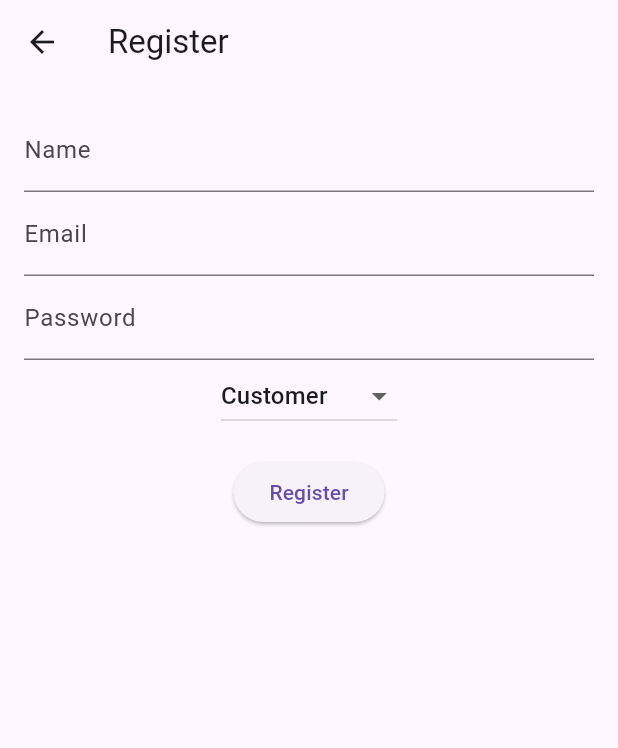
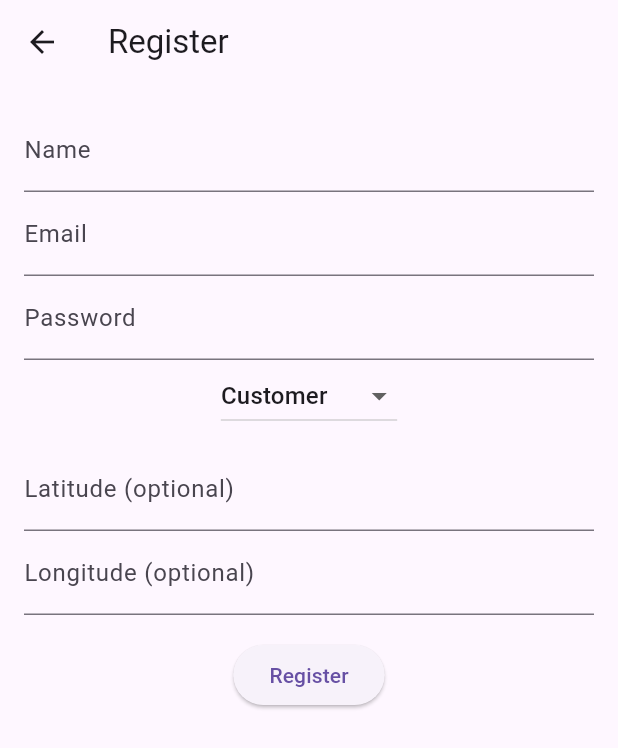
Before and after one commit to Archii1201/Refulex_flutter, a Flutter app: the screen it shows after launch, after a tap on "Login", after a tap on "Register", on a phone screen of 412 x 824 dp. Shown: the top 748 px of the screen. Run offline on Flutter 3.47's test engine with Material 3 defaults, Android fonts, the phone set to English and light mode, and no system bars; our stand-ins replace dio, flutter_dotenv, geolocator, google_maps_flutter, shared_preferences, socket_io_client; accounts and stored records are empty; network calls fail.

Commit message:
pump_owner feature added

```diff
--- a/frontend2/lib/main.dart
+++ b/frontend2/lib/main.dart
@@ -6,9 +6,13 @@ import 'providers/auth_provider.dart';
 import 'providers/pump_provider.dart';
 import 'providers/order_provider.dart';
 
+// customer screens
 import 'screens/auth/login_screen.dart';
 import 'screens/auth/register_screen.dart';
 import 'screens/home/home_screen.dart';
+
+// pump owner screens
+import 'screens/owner/owner_home_screen.dart';
 
 Future<void> main() async {
   WidgetsFlutterBinding.ensureInitialized();
@@ -82,7 +86,16 @@ class _AuthOrHomeState extends State<AuthOrHome> {
     }
 
     final auth = Provider.of<AuthProvider>(context);
-    // If authenticated → Home, else → Login
-    return auth.isAuthenticated ? HomeScreen() : LoginScreen();
+
+    if (!auth.isAuthenticated) {
+      return LoginScreen();
+    }
+
+    // ✅ role-based navigation
+    if (auth.user?.role == "pump_owner") {
+      return const OwnerHomeScreen();
+    } else {
+      return HomeScreen();
+    }
   }
 }
--- a/frontend2/lib/screens/auth/login_screen.dart
+++ b/frontend2/lib/screens/auth/login_screen.dart
@@ -1,6 +1,7 @@
 import 'package:flutter/material.dart';
 import 'package:provider/provider.dart';
 import '../../providers/auth_provider.dart';
+import '../owner/owner_home_screen.dart';
 import 'register_screen.dart';
 
 class LoginScreen extends StatefulWidget {
@@ -20,8 +21,15 @@ class _LoginScreenState extends State<LoginScreen> {
     setState(() => loading = false);
 
     if (res['success'] == true) {
-      // ✅ Go to HomeScreen
-      Navigator.of(context).pushReplacementNamed('/home');
+      final user = auth.user;
+
+      if (user?.role == "pump_owner") {
+        Navigator.of(context).pushReplacement(
+          MaterialPageRoute(builder: (_) => const OwnerHomeScreen()),
+        );
+      } else {
+        Navigator.of(context).pushReplacementNamed('/home');
+      }
     } else {
       ScaffoldMessenger.of(context).showSnackBar(
         SnackBar(content: Text(res['message'] ?? 'Login failed')),
@@ -37,8 +45,15 @@ class _LoginScreenState extends State<LoginScreen> {
         padding: const EdgeInsets.all(16.0),
         child: Column(
           children: [
-            TextField(controller: emailCtrl, decoration: const InputDecoration(labelText: 'Email')),
-            TextField(controller: passCtrl, decoration: const InputDecoration(labelText: 'Password'), obscureText: true),
+            TextField(
+              controller: emailCtrl,
+              decoration: const InputDecoration(labelText: 'Email'),
+            ),
+            TextField(
+              controller: passCtrl,
+              decoration: const InputDecoration(labelText: 'Password'),
+              obscureText: true,
+            ),
             const SizedBox(height: 20),
             ElevatedButton(
               onPressed: loading ? null : _login,
--- a/frontend2/lib/screens/auth/register_screen.dart
+++ b/frontend2/lib/screens/auth/register_screen.dart
@@ -1,5 +1,6 @@
 import 'package:flutter/material.dart';
 import 'package:provider/provider.dart';
+import 'package:geolocator/geolocator.dart';
 import '../../providers/auth_provider.dart';
 
 class RegisterScreen extends StatefulWidget {
@@ -11,18 +12,54 @@ class _RegisterScreenState extends State<RegisterScreen> {
   final nameCtrl = TextEditingController();
   final emailCtrl = TextEditingController();
   final passCtrl = TextEditingController();
+  final latCtrl = TextEditingController();
+  final lngCtrl = TextEditingController();
+
   String role = 'customer';
   bool loading = false;
 
-  void _register() async {
+  Future<void> _register() async {
     setState(() => loading = true);
+
+    try {
+      double lat, lng;
+
+      // If user typed location, use that
+      if (latCtrl.text.isNotEmpty && lngCtrl.text.isNotEmpty) {
+        lat = double.tryParse(latCtrl.text.trim()) ?? 0.0;
+        lng = double.tryParse(lngCtrl.text.trim()) ?? 0.0;
+      } else {
+        // Else, get current location
+        final pos = await Geolocator.getCurrentPosition(
+          desiredAccuracy: LocationAccuracy.high,
+        );
+        lat = pos.latitude;
+        lng = pos.longitude;
+      }
+
       final auth = Provider.of<AuthProvider>(context, listen: false);
-    final res = await auth.register(nameCtrl.text.trim(), emailCtrl.text.trim(), passCtrl.text.trim(), role);
+      final res = await auth.register(
+        nameCtrl.text.trim(),
+        emailCtrl.text.trim(),
+        passCtrl.text.trim(),
+        role,
+        lat,
+        lng,
+      );
+
       setState(() => loading = false);
       if (res['success'] == true) {
         Navigator.of(context).pop();
       } else {
-      ScaffoldMessenger.of(context).showSnackBar(SnackBar(content: Text(res['message'] ?? 'Register failed')));
+        ScaffoldMessenger.of(context).showSnackBar(
+          SnackBar(content: Text(res['message'] ?? 'Register failed')),
+        );
+      }
+    } catch (e) {
+      setState(() => loading = false);
+      ScaffoldMessenger.of(context).showSnackBar(
+        SnackBar(content: Text('Failed to get location: $e')),
+      );
     }
   }
 
@@ -32,17 +69,58 @@ class _RegisterScreenState extends State<RegisterScreen> {
       appBar: AppBar(title: const Text('Register')),
       body: Padding(
         padding: const EdgeInsets.all(16.0),
-        child: Column(children: [
-          TextField(controller: nameCtrl, decoration: const InputDecoration(labelText: 'Name')),
-          TextField(controller: emailCtrl, decoration: const InputDecoration(labelText: 'Email')),
-          TextField(controller: passCtrl, decoration: const InputDecoration(labelText: 'Password'), obscureText: true),
-          DropdownButton<String>(value: role, items: const [
+        child: SingleChildScrollView(
+          child: Column(
+            children: [
+              TextField(
+                controller: nameCtrl,
+                decoration: const InputDecoration(labelText: 'Name'),
+              ),
+              TextField(
+                controller: emailCtrl,
+                decoration: const InputDecoration(labelText: 'Email'),
+              ),
+              TextField(
+                controller: passCtrl,
+                decoration: const InputDecoration(labelText: 'Password'),
+                obscureText: true,
+              ),
+              DropdownButton<String>(
+                value: role,
+                items: const [
                   DropdownMenuItem(value: 'customer', child: Text('Customer')),
-            DropdownMenuItem(value: 'pump_owner', child: Text('Pump Owner'))
-          ], onChanged: (v) { if (v != null) setState(() => role = v); }),
+                  DropdownMenuItem(
+                      value: 'pump_owner', child: Text('Pump Owner')),
+                ],
+                onChanged: (v) {
+                  if (v != null) setState(() => role = v);
+                },
+              ),
+              const SizedBox(height: 10),
+              TextField(
+                controller: latCtrl,
+                decoration: const InputDecoration(
+                  labelText: 'Latitude (optional)',
+                ),
+                keyboardType: TextInputType.number,
+              ),
+              TextField(
+                controller: lngCtrl,
+                decoration: const InputDecoration(
+                  labelText: 'Longitude (optional)',
+                ),
+                keyboardType: TextInputType.number,
+              ),
               const SizedBox(height: 16),
-          ElevatedButton(onPressed: loading ? null : _register, child: loading ? CircularProgressIndicator() : const Text('Register')),
-        ]),
+              ElevatedButton(
+                onPressed: loading ? null : _register,
+                child: loading
+                    ? const CircularProgressIndicator()
+                    : const Text('Register'),
+              ),
+            ],
+          ),
+        ),
       ),
     );
   }
```
Also changed, not shown: frontend2/lib/providers/auth_provider.dart (+9 -2 lines), frontend2/lib/providers/order_provider.dart (+28 -2 lines), frontend2/lib/providers/pump_provider.dart (+10 -0 lines), frontend2/lib/screens/customer/map_screen.dart (+28 -6 lines), frontend2/lib/screens/customer/orders_list_screen.dart (+37 -5 lines), frontend2/lib/screens/owner/add_pump_screen.dart (added, +90 -0 lines), frontend2/lib/screens/owner/owner_dashboard_screen.dart (added, +72 -0 lines), frontend2/lib/screens/owner/owner_home_screen.dart (added, +54 -0 lines), frontend2/lib/screens/owner/owner_profile_screen.dart (added, +60 -0 lines), frontend2/lib/services/auth_service.dart (+10 -1 lines), frontend2/lib/services/order_service.dart (+7 -1 lines), 1 other file. Lines whose indentation alone changed are shown as unchanged.
